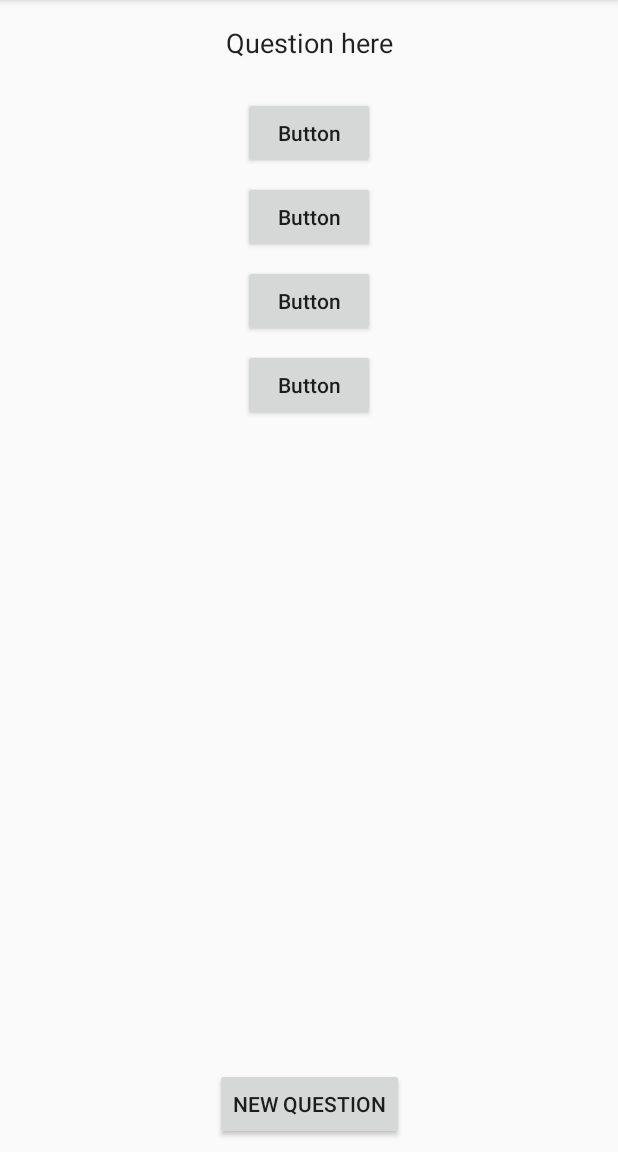
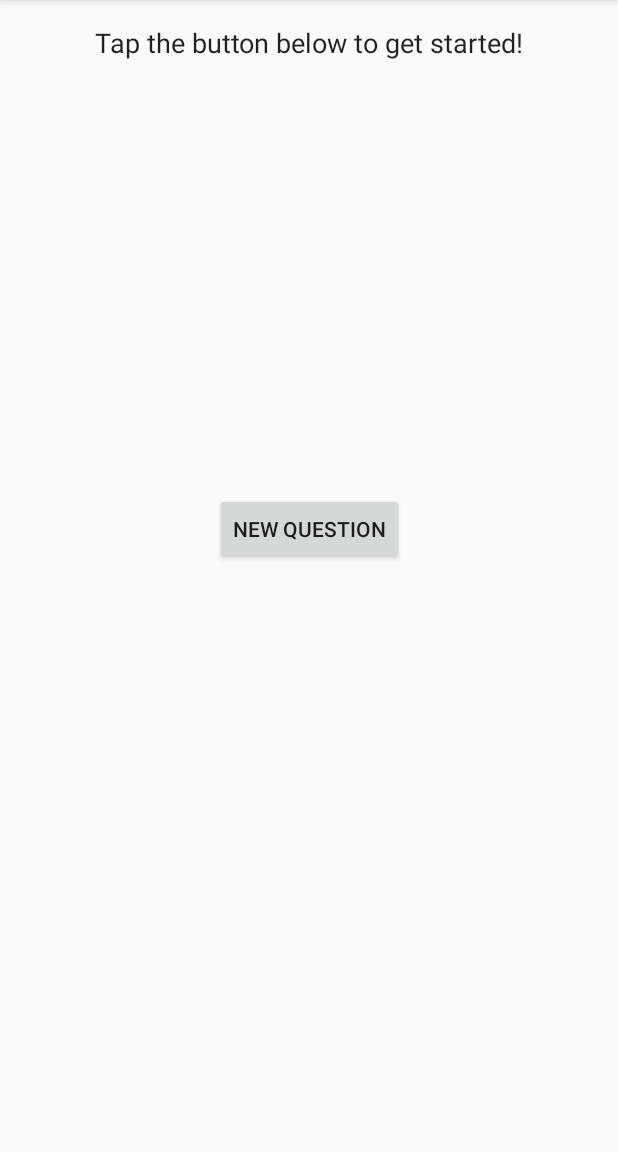
Before and after one commit to isheets/Isaac_Sheets_MAD_Spring2019, an Android app: the screen it shows after launch (MainActivity), on a phone screen of 412 x 824 dp, the part 84-1236 px from its top. Run offline under Robolectric (Android 15) with nearby library versions, the phone set to English and light mode, and no system bars.

Commit message:
basic functionality working

```diff
--- a/lab09/app/src/main/java/com/example/lab09/MainActivity.java
+++ b/lab09/app/src/main/java/com/example/lab09/MainActivity.java
@@ -1,5 +1,6 @@
 package com.example.lab09;
 
+import android.graphics.Color;
 import android.os.AsyncTask;
 import android.support.v7.app.AppCompatActivity;
 import android.os.Bundle;
@@ -18,22 +19,25 @@ import java.io.UnsupportedEncodingException;
 import java.net.URL;
 import java.nio.charset.StandardCharsets;
 import java.util.ArrayList;
+import java.util.Collections;
 import java.util.List;
 
 import javax.net.ssl.HttpsURLConnection;
 
 public class MainActivity extends AppCompatActivity implements View.OnClickListener {
 
-    Button newQuestion;
-     int correctAnswerId = 0;
+     Button newQuestion;
      Button option1;
      Button option2;
      Button option3;
      Button option4;
+     List<Button> buttonList = new ArrayList<>();
 
      TextView questionText;
 
+
      List<String> options = new ArrayList<>();
+     String correctAnswer;
 
     @Override
     protected void onCreate(Bundle savedInstanceState) {
@@ -51,6 +55,16 @@ public class MainActivity extends AppCompatActivity implements View.OnClickListe
         option4 = findViewById(R.id.option4);
         option4.setOnClickListener(this);
 
+        //add buttons to arraylist
+        buttonList.add(option1);
+        buttonList.add(option2);
+        buttonList.add(option3);
+        buttonList.add(option4);
+
+        for(Button curButt : buttonList) {
+            curButt.setAlpha(0);
+        }
+
         //get the question textView
         questionText = findViewById(R.id.questionText);
 
@@ -64,25 +78,56 @@ public class MainActivity extends AppCompatActivity implements View.OnClickListe
         });
     }
 
-    public void checkAnswer(int tag) {
+    public void checkAnswer(Button choice) {
         //answer correct
-        if(tag == correctAnswerId) {
+        if(choice.getText().equals(correctAnswer)) {
+            //disable buttons, show next question button, highlight selection
+            for(Button curButt : buttonList) {
+                curButt.setEnabled(false);
+                if(curButt == choice) {
+                    choice.setBackgroundColor(getResources().getColor(R.color.green));
+                }
+                else {
+                    curButt.setAlpha((float) 0.5);
+                }
+            }
 
         }
         else { //answer incorrect
-
+            //show selection, highlight correct answer, disable buttons
+            for(Button curButt : buttonList) {
+                curButt.setEnabled(false);
+                if(curButt == choice) {
+                    curButt.setBackgroundColor(getResources().getColor(R.color.red));
+                }
+                else if(curButt.getText().equals(correctAnswer)) {
+                    curButt.setBackgroundColor(getResources().getColor(R.color.green));
+                    curButt.setAlpha((float) 0.75);
+                }
+                else {
+                    curButt.setAlpha((float) 0.5);
+                }
+            }
         }
+        newQuestion.setAlpha(1);
     }
 
     @Override
     public void onClick(View v) {
-        checkAnswer((Integer) v.getTag());
+        checkAnswer((Button) v);
     }
 
     class FetchQuestion extends AsyncTask<String, Void, String> {
 
         protected void onPreExecute() {
             //do stuff like reset textviews, show progressbar, etc
+            for(Button curButt : buttonList) {
+                curButt.setAlpha(0);
+                questionText.setAlpha(0);
+            }
+            newQuestion.setAlpha(0);
+            correctAnswer = "";
+            options.removeAll(options);
         }
 
         @Override
@@ -145,9 +190,10 @@ public class MainActivity extends AppCompatActivity implements View.OnClickListe
                 question = java.net.URLDecoder.decode(question, StandardCharsets.UTF_8.name());
                 //set the text
                 questionText.setText(question);
+                questionText.setAlpha(1);
 
                 //get the options
-                String correctAnswer = responseObject.getJSONArray("results").getJSONObject(0).getString("correct_answer");
+                correctAnswer = responseObject.getJSONArray("results").getJSONObject(0).getString("correct_answer");
                 correctAnswer = java.net.URLDecoder.decode(correctAnswer, StandardCharsets.UTF_8.name());
                 options.add(correctAnswer);
 
@@ -159,7 +205,21 @@ public class MainActivity extends AppCompatActivity implements View.OnClickListe
                     options.add(curAnswer);
                 }
 
-                //TODO: we have array of questions and array of options, need to shuffle options array and set text for option buttons
+                //randomize options
+                Collections.shuffle(options);
+
+                //set the text for option buttons
+                option1.setText(options.get(0));
+                option2.setText(options.get(1));
+                option3.setText(options.get(2));
+                option4.setText(options.get(3));
+
+                //show the buttons
+                for(Button curButt : buttonList) {
+                    curButt.setEnabled(true);
+                    curButt.setBackgroundColor(getResources().getColor(R.color.gray));
+                    curButt.setAlpha(1);
+                }
 
                 Log.d("debug", "question: " + question);
                 Log.d("debug", "options" + options);
--- a/lab09/app/src/main/res/layout/activity_main.xml
+++ b/lab09/app/src/main/res/layout/activity_main.xml
@@ -21,27 +21,35 @@
 
     <Button
         android:id="@+id/option1"
-        android:tag="1"
         android:layout_width="wrap_content"
         android:layout_height="wrap_content"
         android:layout_marginStart="8dp"
         android:layout_marginTop="24dp"
         android:layout_marginEnd="8dp"
+        android:background="@color/gray"
+        android:paddingLeft="10dp"
+        android:paddingRight="10dp"
+        android:tag="1"
         android:text="@string/button"
         android:textAllCaps="false"
+        android:textColor="@android:color/white"
         app:layout_constraintEnd_toEndOf="parent"
         app:layout_constraintStart_toStartOf="parent"
         app:layout_constraintTop_toBottomOf="@+id/questionText" />
 
     <Button
         android:id="@+id/option2"
-        android:tag="2"
         android:layout_width="wrap_content"
         android:layout_height="wrap_content"
         android:layout_marginStart="8dp"
-        android:layout_marginTop="8dp"
+        android:layout_marginTop="16dp"
         android:layout_marginEnd="8dp"
+        android:background="@color/gray"
+        android:tag="2"
         android:text="@string/button"
+        android:textColor="@android:color/white"
+        android:paddingLeft="10dp"
+        android:paddingRight="10dp"
         android:textAllCaps="false"
         app:layout_constraintEnd_toEndOf="parent"
         app:layout_constraintStart_toStartOf="parent"
@@ -49,13 +57,17 @@
 
     <Button
         android:id="@+id/option3"
-        android:tag="3"
         android:layout_width="wrap_content"
         android:layout_height="wrap_content"
         android:layout_marginStart="8dp"
-        android:layout_marginTop="8dp"
+        android:layout_marginTop="16dp"
         android:layout_marginEnd="8dp"
+        android:background="@color/gray"
+        android:tag="3"
         android:text="@string/button"
+        android:textColor="@android:color/white"
+        android:paddingLeft="10dp"
+        android:paddingRight="10dp"
         android:textAllCaps="false"
         app:layout_constraintEnd_toEndOf="parent"
         app:layout_constraintStart_toStartOf="parent"
@@ -63,13 +75,17 @@
 
     <Button
         android:id="@+id/option4"
-        android:tag="4"
         android:layout_width="wrap_content"
         android:layout_height="wrap_content"
         android:layout_marginStart="8dp"
-        android:layout_marginTop="8dp"
+        android:layout_marginTop="16dp"
         android:layout_marginEnd="8dp"
+        android:background="@color/gray"
+        android:tag="4"
         android:text="@string/button"
+        android:textColor="@android:color/white"
+        android:paddingLeft="10dp"
+        android:paddingRight="10dp"
         android:textAllCaps="false"
         app:layout_constraintEnd_toEndOf="parent"
         app:layout_constraintStart_toStartOf="parent"
@@ -80,12 +96,12 @@
         android:layout_width="wrap_content"
         android:layout_height="wrap_content"
         android:layout_marginStart="8dp"
+        android:layout_marginTop="24dp"
         android:layout_marginEnd="8dp"
-        android:layout_marginBottom="8dp"
         android:text="@string/new_question"
         android:textAllCaps="true"
-        app:layout_constraintBottom_toBottomOf="parent"
         app:layout_constraintEnd_toEndOf="parent"
-        app:layout_constraintStart_toStartOf="parent" />
+        app:layout_constraintStart_toStartOf="parent"
+        app:layout_constraintTop_toBottomOf="@+id/option4" />
 
 </android.support.constraint.ConstraintLayout>
--- a/lab09/app/src/main/res/values/colors.xml
+++ b/lab09/app/src/main/res/values/colors.xml
@@ -3,4 +3,9 @@
     <color name="colorPrimary">#008577</color>
     <color name="colorPrimaryDark">#00574B</color>
     <color name="colorAccent">#D81B60</color>
+    <color name="green">#7CAF5D</color>
+    <color name="gray">#798086</color>
+    <color name="red">#db4a3b</color>
+    <color name="yellow">#F2F6D0</color>
+    <color name="bg">#54494B</color>
 </resources>
--- a/lab09/app/src/main/res/values/strings.xml
+++ b/lab09/app/src/main/res/values/strings.xml
@@ -2,5 +2,5 @@
     <string name="app_name">Trivia App</string>
     <string name="new_question">New Question</string>
     <string name="button">Button</string>
-    <string name="question_here">Question here</string>
+    <string name="question_here">Tap the button below to get started!</string>
 </resources>
```
